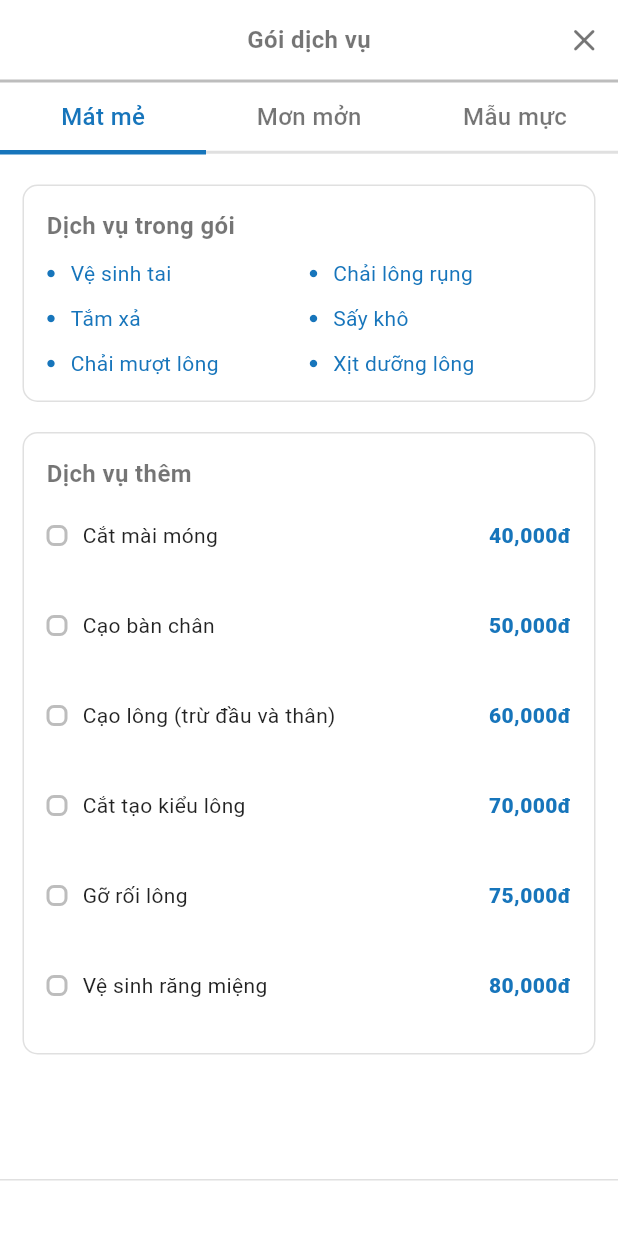
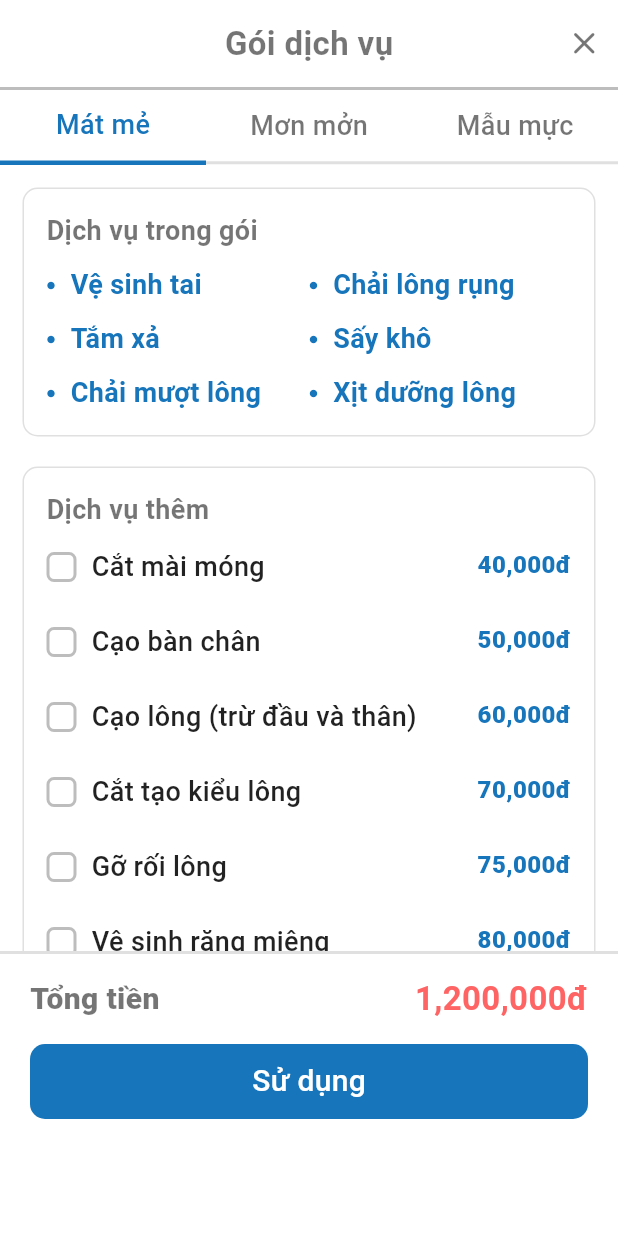
Before and after one commit to YamiNguyen2609/pet-spa, a Flutter app: the Beauty screen opened directly, after a tap on "Chọn gói dịch vụ", on a phone screen of 412 x 824 dp. Run offline on Flutter 3.47's test engine with Material 2 defaults, Android fonts, the phone set to English and light mode, and no system bars; drawn by our look-alikes of carousel_slider; our stand-ins replace sliding_up_panel; network calls fail.

Commit message:
update 090423

```diff
--- a/lib/src/pages/home/beauty.dart
+++ b/lib/src/pages/home/beauty.dart
@@ -15,7 +15,7 @@ import '../../ultis/utils.dart';
 import '../../widgets/checkbox.dart';
 import '../data/data.dart';
 
-const double component_height = 68;
+const double component_height = 71;
 
 class Beauty extends StatefulWidget {
   const Beauty({super.key});
@@ -35,9 +35,9 @@ class _BeautyState extends State<Beauty> {
 
   @override
   Widget build(BuildContext context) {
-    return CupertinoPageScaffold(
+    return Scaffold(
         backgroundColor: Colors.white,
-        child: SafeArea(
+        body: SafeArea(
             child: Column(children: [
           const Header("Dịch vụ Spa"),
           AppScollview(children: [
@@ -72,7 +72,6 @@ class _BeautyState extends State<Beauty> {
                 ),
               ]),
             ),
-            // const BeautyService(),
           ]),
         ])));
   }
@@ -89,11 +88,13 @@ class ContainerText extends StatelessWidget {
       height: component_height,
       margin: EdgeInsets.only(bottom: padding_small.bottom),
       child: Column(
-          crossAxisAlignment: CrossAxisAlignment.start,
+          crossAxisAlignment: CrossAxisAlignment.stretch,
           mainAxisAlignment: MainAxisAlignment.spaceBetween,
           children: [
-            AppLabelMediumText(
+            AppText(
               label,
+              size: text_size_medium,
+              weight: FontWeight.w500,
               color: Colors.black54,
             ),
             AppInput(
@@ -125,8 +126,10 @@ class ChoosePanel extends StatelessWidget {
           crossAxisAlignment: CrossAxisAlignment.start,
           mainAxisAlignment: MainAxisAlignment.spaceBetween,
           children: [
-            AppLabelMediumText(
+            AppText(
               label,
+              size: text_size_medium,
+              weight: FontWeight.w500,
               color: Colors.black54,
             ),
             GestureDetector(
@@ -174,7 +177,7 @@ class PetPanel extends StatelessWidget {
 
   @override
   Widget build(BuildContext context) {
-    const double item_size = 60;
+    const double item_size = 80;
     return SizedBox(
         width: MediaQuery.of(context).size.width,
         height: item_size * items.length + 55 <=
@@ -198,7 +201,7 @@ class PetPanel extends StatelessWidget {
                       color: Colors.black54,
                       size: 25,
                     ),
-                    const AppSubTitleText(
+                    const AppHeading1Text(
                       'Thú cưng của bạn',
                       color: Colors.black54,
                     ),
@@ -240,12 +243,12 @@ class PetPanel extends StatelessWidget {
                                       borderRadius:
                                           const BorderRadius.all(radius_large),
                                       child: Image.asset('assets/avatar.png',
-                                          width: 40,
-                                          height: 40,
+                                          width: 50,
+                                          height: 50,
                                           fit: BoxFit.cover))),
                               Expanded(
                                   child: SizedBox(
-                                      height: 35,
+                                      height: 50,
                                       child: Row(
                                         crossAxisAlignment:
                                             CrossAxisAlignment.center,
@@ -254,22 +257,25 @@ class PetPanel extends StatelessWidget {
                                         children: [
                                           Column(
                                               crossAxisAlignment:
-                                                  CrossAxisAlignment.center,
+                                                  CrossAxisAlignment.start,
                                               mainAxisAlignment:
                                                   MainAxisAlignment
                                                       .spaceBetween,
                                               children: [
-                                                AppText(
+                                                AppHeading2Text(
                                                   item.name,
                                                   weight: FontWeight.bold,
                                                 ),
-                                                AppText(Utils.CalculateAge(
-                                                    DateTime.parse(
-                                                        item.birthday)))
+                                                AppSubTitleText(
+                                                  Utils.CalculateAge(
+                                                      DateTime.parse(
+                                                          item.birthday)),
+                                                  weight: FontWeight.w500,
+                                                )
                                               ]),
                                           Container(
-                                              width: 15,
-                                              height: 15,
+                                              width: 20,
+                                              height: 20,
                                               padding: const EdgeInsets.all(2),
                                               decoration: BoxDecoration(
                                                   borderRadius:
@@ -286,7 +292,7 @@ class PetPanel extends StatelessWidget {
                                                   decoration: BoxDecoration(
                                                       borderRadius:
                                                           const BorderRadius
-                                                                  .all(
+                                                              .all(
                                                               radius_regular),
                                                       color: value == item.id
                                                           ? color_primary
@@ -309,7 +315,6 @@ class ComboPanel extends StatelessWidget {
 
   @override
   Widget build(BuildContext context) {
-    const double item_size = 60;
     return Container(
         color: Colors.white,
         width: MediaQuery.of(context).size.width,
@@ -317,8 +322,11 @@ class ComboPanel extends StatelessWidget {
         child: Column(
           children: [
             Container(
-              height: 55,
-              padding: EdgeInsets.symmetric(horizontal: padding_tiny.left),
+              height: 60,
+              padding: EdgeInsets.only(
+                left: padding_tiny.left,
+                right: padding_tiny.right,
+              ),
               decoration: const BoxDecoration(
                   border: Border(
                       bottom: BorderSide(width: 2, color: Colors.black26))),
@@ -331,7 +339,7 @@ class ComboPanel extends StatelessWidget {
                       color: Colors.black54,
                       size: 25,
                     ),
-                    const AppSubTitleText(
+                    const AppHeading1Text(
                       'Gói dịch vụ',
                       color: Colors.black54,
                     ),
--- a/lib/src/pages/home/beauty_service.dart
+++ b/lib/src/pages/home/beauty_service.dart
@@ -51,14 +51,12 @@ class _BeautyServiceState extends State<BeautyService> {
   @override
   Widget build(BuildContext context) {
     double width = MediaQuery.of(context).size.width / 3;
-    double height = 45;
+    double _height = 47;
     return Column(
         crossAxisAlignment: CrossAxisAlignment.start,
         mainAxisAlignment: MainAxisAlignment.start,
         children: [
-          Container(
-              margin: EdgeInsets.only(bottom: padding_tiny.bottom),
-              child: Row(
+          Row(
               crossAxisAlignment: CrossAxisAlignment.center,
               mainAxisAlignment: MainAxisAlignment.spaceBetween,
               children: List.generate(
@@ -73,24 +71,27 @@ class _BeautyServiceState extends State<BeautyService> {
                                       : Colors.black12))),
                       child: AppButton(
                           type: ButtonType.TextButton,
-                              size: 16,
+                          size: text_size_sub,
                           text: combos[index].name,
                           backgroundColor: Colors.transparent,
-                              textColor: state == index
-                                  ? color_primary
-                                  : Colors.black54,
+                          textColor:
+                              state == index ? color_primary : Colors.black54,
                           width: width,
-                              height: height,
+                          height: _height,
                           onPress: () {
                             onPressTab(index);
-                              }))))),
+                          })))),
           CarouselSlider(
             carouselController: carouselController,
             options: CarouselOptions(
               enableInfiniteScroll: false,
-              height: MediaQuery.of(context).size.height -
-                  140 -
-                  padding_tiny.bottom,
+              height: Utils.height(context) -
+                  _height -
+                  60 -
+                  3 -
+                  120 -
+                  status_bar_height -
+                  padding_bottom,
               initialPage: 0,
               autoPlay: false,
               enlargeCenterPage: false,
@@ -112,7 +113,8 @@ class _BeautyServiceState extends State<BeautyService> {
                       onSelectOption: setSelectedItem,
                     ))
                 .toList(),
-          )
+          ),
+          const Bugdet(1200000)
         ]);
   }
 }
@@ -136,9 +138,8 @@ class Item extends StatelessWidget {
             size: 6,
           ),
           Flexible(
-              child: AppText(
+              child: AppSubTitleText(
             data[i],
-            size: 14,
             margin: EdgeInsets.only(left: padding_tiny.left),
           ))
         ]))
@@ -152,9 +153,8 @@ class Item extends StatelessWidget {
             size: 6,
           ),
           Flexible(
-              child: AppText(
+              child: AppSubTitleText(
             data[i + 1],
-            size: 14,
             margin: EdgeInsets.only(left: padding_tiny.left),
           ))
         ])));
@@ -175,8 +175,11 @@ class Item extends StatelessWidget {
             Container(
                 width: MediaQuery.of(context).size.width,
                 padding: padding_small,
-                margin: EdgeInsets.symmetric(
-                    horizontal: padding_small.left, vertical: padding_tiny.top),
+                margin: EdgeInsets.only(
+                    left: padding_small.left,
+                    right: padding_small.left,
+                    top: padding_small.top,
+                    bottom: padding_tiny.bottom),
                 decoration: BoxDecoration(
                     border: Border.all(width: 1, color: Colors.black12),
                     borderRadius: const BorderRadius.all(radius_small)),
@@ -207,38 +210,81 @@ class Item extends StatelessWidget {
                       'Dịch vụ thêm',
                       color: Colors.black54,
                     ),
-                    AppListView(
-                        data: options,
-                        height: 60.0 * options.length,
-                        child: (context, option, idx) => Container(
+                    ...List.generate(
+                        options.length,
+                        (index) => Container(
                               alignment: Alignment.centerLeft,
                               width: MediaQuery.of(context).size.width -
                                   padding_regular.left * 2,
-                              height: 60,
+                              height: 50,
                               child: Row(
                                   crossAxisAlignment: CrossAxisAlignment.start,
                                   mainAxisAlignment:
                                       MainAxisAlignment.spaceBetween,
                                   children: [
                                     AppCheckbox(
-                                      option.name,
-                                      selectedOptions.contains(option.id),
-                                      size: 14,
-                                      onPress: () => onSelectOption(option.id),
+                                      options[index].name,
+                                      selectedOptions
+                                          .contains(options[index].id),
+                                      size: 20,
+                                      textSize: text_size_sub,
+                                      onPress: () =>
+                                          onSelectOption(options[index].id),
                                     ),
-                                    AppLabelMediumText(
-                                        Utils.FormatCurrency(option.value))
+                                    AppLabelMediumText(Utils.FormatCurrency(
+                                        options[index].value))
                                   ]),
                             ))
                   ],
                 ))
           ],
         ),
-        Container(
-          decoration: const BoxDecoration(
-              border: Border(top: BorderSide(width: 1, color: Colors.black12))),
-        )
       ],
     );
   }
 }
+
+class Bugdet extends StatelessWidget {
+  final double value;
+  const Bugdet(this.value, {super.key});
+
+  @override
+  Widget build(BuildContext context) {
+    return Container(
+      padding: EdgeInsets.only(
+          left: padding_regular.left,
+          right: padding_regular.right,
+          bottom: padding_bottom),
+      decoration: const BoxDecoration(
+          border: Border(top: BorderSide(width: 2, color: Colors.black12))),
+      child: Column(children: [
+        Container(
+            alignment: Alignment.centerLeft,
+            height: 60,
+            child: Row(
+              crossAxisAlignment: CrossAxisAlignment.center,
+              mainAxisAlignment: MainAxisAlignment.spaceBetween,
+              children: [
+                AppHeading2Text(
+                  'Tổng tiền',
+                  color: Colors.black54,
+                ),
+                AppHeading1Text(
+                  Utils.FormatCurrency(value),
+                  color: color_red,
+                )
+              ],
+            )),
+        AppButton(
+          type: ButtonType.TextButton,
+          width: Utils.width(context),
+          height: 50,
+          backgroundColor: color_primary,
+          radius: radius_small,
+          text: 'Sử dụng',
+          onPress: () {},
+        )
+      ]),
+    );
+  }
+}
--- a/lib/src/pages/root_container.dart
+++ b/lib/src/pages/root_container.dart
@@ -25,6 +25,6 @@ class _RootContainerState extends State<RootContainer> {
 
   @override
   Widget build(BuildContext context) {
-    return const Scaffold(body: Beauty());
+    return const Scaffold(body: Main());
   }
 }
--- a/lib/src/theme/Metrics.dart
+++ b/lib/src/theme/Metrics.dart
@@ -1,4 +1,7 @@
 import 'package:flutter/material.dart';
+
+const double status_bar_height = 50;
+const double padding_bottom = 20;
 
 //marign - padding
 const EdgeInsets padding_tiny = EdgeInsets.all(10);
@@ -19,3 +22,10 @@ const double icon_small = 15;
 const double icon_regular = 20;
 const double icon_medium = 25;
 const double icon_large = 30;
+
+const double text_size_normal = 12;
+const double text_size_label = 14;
+const double text_size_medium = 16;
+const double text_size_sub = 18;
+const double text_size_heading_2 = 20;
+const double text_size_heading_1 = 22;
--- a/lib/src/widgets/text.dart
+++ b/lib/src/widgets/text.dart
@@ -1,5 +1,6 @@
 import 'package:flutter/material.dart';
 import 'package:pet_spa/src/theme/Color.dart';
+import 'package:pet_spa/src/theme/Metrics.dart';
 
 class AppText extends StatelessWidget {
   final String text;
@@ -11,8 +12,8 @@ class AppText extends StatelessWidget {
   final int? line;
   const AppText(this.text,
       {super.key,
-      this.weight = FontWeight.normal,
-      this.size = 12,
+      this.weight = FontWeight.w500,
+      this.size = text_size_normal,
       this.line,
       this.overflow,
       this.color = color_primary,
@@ -39,6 +40,33 @@ class AppText extends StatelessWidget {
   }
 }
 
+class AppLabelText extends StatelessWidget {
+  final String text;
+  final Color color;
+  final EdgeInsets margin;
+  final FontWeight weight;
+  final TextOverflow? overflow;
+  final int? line;
+  const AppLabelText(this.text,
+      {super.key,
+      this.line,
+      this.overflow,
+      this.weight = FontWeight.w700,
+      this.color = color_primary,
+      this.margin = EdgeInsets.zero});
+
+  @override
+  Widget build(BuildContext context) {
+    return AppText(text,
+        weight: weight,
+        size: text_size_label,
+        color: color,
+        margin: margin,
+        overflow: overflow,
+        line: line);
+  }
+}
+
 class AppLabelMediumText extends StatelessWidget {
   final String text;
   final Color color;
@@ -58,34 +86,7 @@ class AppLabelMediumText extends StatelessWidget {
   Widget build(BuildContext context) {
     return AppText(text,
         weight: weight,
-        size: 14,
-        color: color,
-        margin: margin,
-        overflow: overflow,
-        line: line);
-  }
-}
-
-class AppLabelText extends StatelessWidget {
-  final String text;
-  final Color color;
-  final EdgeInsets margin;
-  final FontWeight weight;
-  final TextOverflow? overflow;
-  final int? line;
-  const AppLabelText(this.text,
-      {super.key,
-      this.line,
-      this.overflow,
-      this.weight = FontWeight.w700,
-      this.color = color_primary,
-      this.margin = EdgeInsets.zero});
-
-  @override
-  Widget build(BuildContext context) {
-    return AppText(text,
-        weight: weight,
-        size: 12,
+        size: text_size_medium,
         color: color,
         margin: margin,
         overflow: overflow,
@@ -112,7 +113,7 @@ class AppSubTitleText extends StatelessWidget {
   Widget build(BuildContext context) {
     return AppText(text,
         weight: weight,
-        size: 16,
+        size: text_size_sub,
         color: color,
         margin: margin,
         overflow: overflow,
@@ -139,7 +140,7 @@ class AppHeading2Text extends StatelessWidget {
   Widget build(BuildContext context) {
     return AppText(text,
         weight: weight,
-        size: 18,
+        size: text_size_heading_2,
         color: color,
         margin: margin,
         overflow: overflow,
@@ -166,7 +167,7 @@ class AppHeading1Text extends StatelessWidget {
   Widget build(BuildContext context) {
     return AppText(text,
         weight: weight,
-        size: 20,
+        size: text_size_heading_1,
         color: color,
         margin: margin,
         overflow: overflow,
```
Also changed, not shown: lib/src/pages/home/service.dart (+35 -48 lines), lib/src/pages/main.dart (+7 -7 lines), lib/src/ultis/utils.dart (+32 -0 lines), pubspec.lock, 2 other files. Lines whose indentation alone changed are shown as unchanged.
